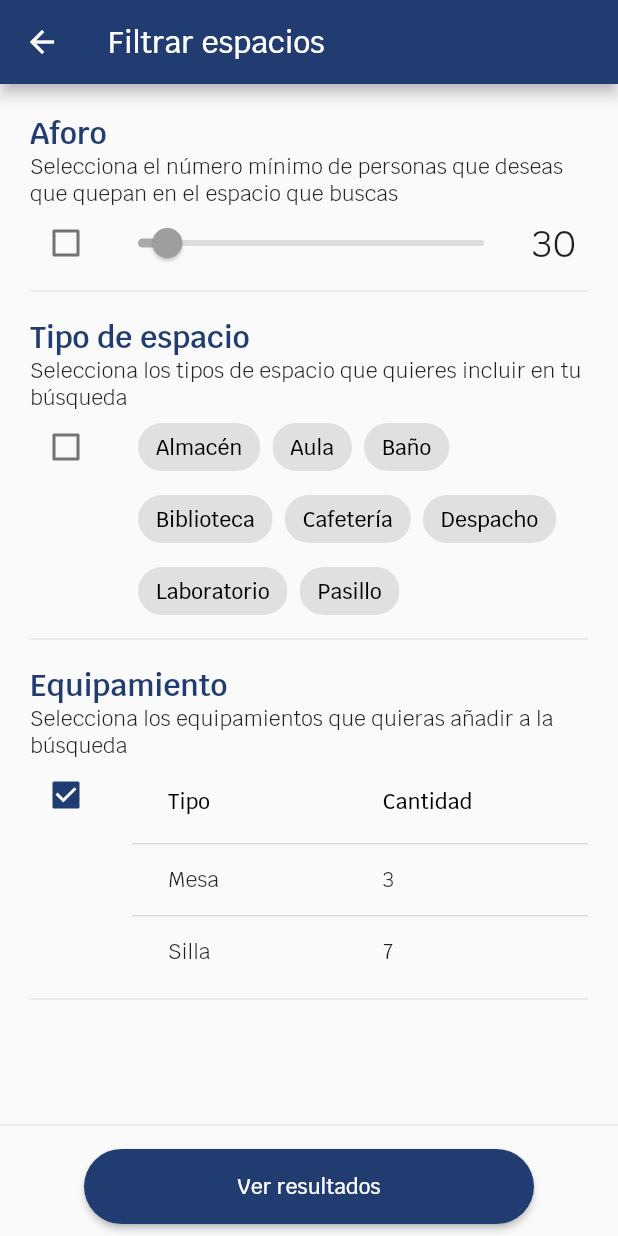
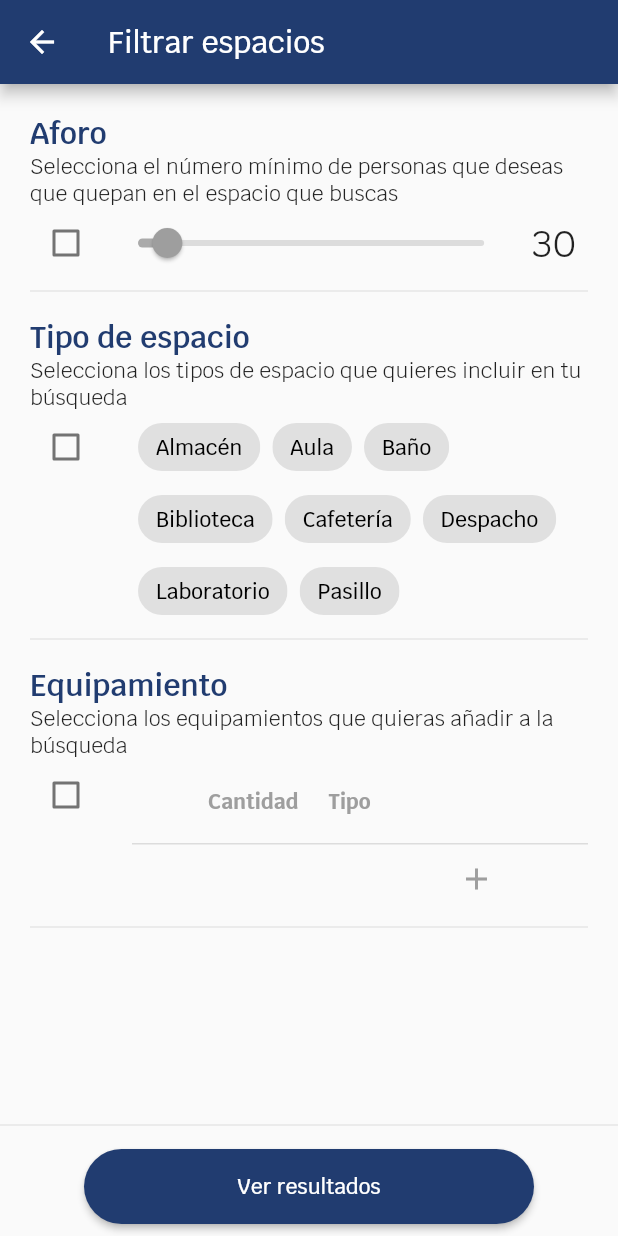
Before and after one commit to UNIZAR-30249-20220-uCampus/frontend, a Flutter app: the FilterScreen screen opened by its route, on a phone screen of 412 x 824 dp. Run offline on Flutter 3.47's test engine with Material 2 defaults, Android fonts, the phone set to English and light mode, and no system bars; drawn by our look-alikes of rounded_loading_button; our stand-ins replace async_redux, flutter_datetime_picker, flutter_map, flutter_speed_dial, get_it, latlong; missing offline and left inert: flutter_picker; generated files the repository leaves out were written again; statements that could not run were skipped.

Commit message:
add: full working equipment filter

```diff
--- a/lib/ui/screens/filter_screen.dart
+++ b/lib/ui/screens/filter_screen.dart
@@ -1,8 +1,8 @@
 import 'package:flutter/material.dart';
 import 'package:rounded_loading_button/rounded_loading_button.dart';
 import 'package:ucampus/core/redux/connectors/filter/capacity_filter.dart';
+import 'package:ucampus/core/redux/connectors/filter/equipment_filter.dart';
 import 'package:ucampus/core/redux/connectors/filter/space_kind_filter.dart';
-import 'package:ucampus/ui/widgets/filter/equipment_filter.dart';
 
 class FilterScreen extends StatelessWidget {
   @override
@@ -21,7 +21,7 @@ class FilterScreen extends StatelessWidget {
                 children: <Widget>[
                   CapacityFilterConnector(),
                   SpaceKindFilterConnector(),
-                  EquipmentFilter(onFilterAdded: null, onFilterRemoved: null, onFilterSelectionSet: null, isEnabled: null, selectedEquipments: null)
+                  EquipmentFilterConnector(),
                 ],
               ),
             ),
--- a/lib/ui/widgets/filter/equipment_filter.dart
+++ b/lib/ui/widgets/filter/equipment_filter.dart
@@ -1,5 +1,8 @@
 import 'package:flutter/material.dart';
+import 'package:flutter_picker/flutter_picker.dart';
+
 import 'package:ucampus/core/models/equipment.dart';
+import 'package:ucampus/ui/shared/enums_strings.dart';
 
 class EquipmentFilter extends StatefulWidget {
   final Function onFilterAdded;
@@ -21,8 +24,15 @@ class EquipmentFilter extends StatefulWidget {
 }
 
 class _EquipmentFilterState extends State<EquipmentFilter> {
+  bool _adderIsActive = false;
+  EquipmentKind _newEquipmentKind = EquipmentKind.CHAIR;
+  int _newEquipmentAmount = 2;
+
   @override
   Widget build(BuildContext context) {
+    Color highlightColor =
+        widget.isEnabled ? Theme.of(context).primaryColor : Colors.grey;
+
     return Row(
       children: <Widget>[
         Expanded(
@@ -42,11 +52,12 @@ class _EquipmentFilterState extends State<EquipmentFilter> {
                 crossAxisAlignment: CrossAxisAlignment.start,
                 children: <Widget>[
                   Checkbox(
-                    value: true,//this.widget.isEnabled,
+                    value: this.widget.isEnabled,
                     onChanged: (value) {
                       if (value) {
                         this.widget.onFilterAdded();
                       } else {
+                        setState(() => _adderIsActive = false);
                         this.widget.onFilterRemoved();
                       }
                     },
@@ -56,20 +67,41 @@ class _EquipmentFilterState extends State<EquipmentFilter> {
                       child: Padding(
                           padding: const EdgeInsets.only(left: 20.0),
                           child: DataTable(
+                            columnSpacing: 20,
                             columns: <DataColumn>[
-                              DataColumn(label: Text('Tipo')),
-                              DataColumn(label: Text('Cantidad'))
+                              DataColumn(
+                                  label: Text(
+                                    'Cantidad',
+                                    style: TextStyle(
+                                        color: highlightColor,
+                                        fontWeight: FontWeight.bold,
+                                        fontSize: 14),
+                                  ),
+                                  numeric: true),
+                              DataColumn(
+                                label: Text(
+                                  'Tipo',
+                                  style: TextStyle(
+                                      color: highlightColor,
+                                      fontWeight: FontWeight.bold,
+                                      fontSize: 14),
+                                ),
+                              ),
+                              DataColumn(label: Container()),
                             ],
-                            rows: <DataRow>[
-                              DataRow(cells: [
-                                DataCell(Text('Mesa')),
-                                DataCell(Text('3'))
-                              ]),
-                              DataRow(cells: [
-                                DataCell(Text('Silla')),
-                                DataCell(Text('7'))
-                              ])
-                            ],
+                            rows: List.generate(
+                                widget.selectedEquipments.length + 1, (index) {
+                              if (index == widget.selectedEquipments.length) {
+                                return _buildEquipmentAdditionRow(
+                                    context, highlightColor);
+                              } else {
+                                return _buildEquipmentRow(
+                                  context,
+                                  widget.selectedEquipments[index],
+                                  highlightColor,
+                                );
+                              }
+                            }),
                           ))),
                 ],
               ),
@@ -81,4 +113,109 @@ class _EquipmentFilterState extends State<EquipmentFilter> {
       ],
     );
   }
+
+  DataRow _buildEquipmentRow(
+      BuildContext context, Equipment equipment, Color highlightColor) {
+    return DataRow(
+      cells: [
+        DataCell(Text('x ' + equipment.amount.toString())),
+        DataCell(Text(EnumsStrings.equipmentKind[equipment.equipmentKind])),
+        DataCell(
+          IconButton(
+              icon: Icon(Icons.delete_forever, color: highlightColor),
+              onPressed: () {
+                if (widget.isEnabled) {
+                  widget.onFilterSelectionSet(
+                      widget.selectedEquipments..remove(equipment));
+                  setState(() {}); //Chapucilla para que refresque
+                }
+              }),
+        ),
+      ],
+    );
+  }
+
+  DataRow _buildEquipmentAdditionRow(
+      BuildContext context, Color highlightColor) {
+    if (_adderIsActive) {
+      return DataRow(
+        selected: true,
+        cells: [
+          DataCell(
+            GestureDetector(
+              onTap: () => _showPickerModal(context),
+              child: Row(
+                mainAxisAlignment: MainAxisAlignment.end,
+                children: <Widget>[
+                  Icon(
+                    Icons.edit,
+                    color: highlightColor,
+                    size: 17,
+                  ),
+                  Text(
+                    ' x ' + _newEquipmentAmount.toString(),
+                    style: TextStyle(fontSize: 15),
+                  ),
+                ],
+              ),
+            ),
+          ),
+          DataCell(
+            Padding(
+              padding: const EdgeInsets.all(8.0),
+              child: DropdownButton<EquipmentKind>(
+                items: EquipmentKind.values.map((EquipmentKind value) {
+                  return DropdownMenuItem<EquipmentKind>(
+                    value: value,
+                    child: Text(EnumsStrings.equipmentKind[value]),
+                  );
+                }).toList(),
+                onChanged: (kind) => setState(() => _newEquipmentKind = kind),
+                value: _newEquipmentKind,
+              ),
+            ),
+          ),
+          DataCell(IconButton(
+              icon: Icon(Icons.check, color: highlightColor),
+              onPressed: () {
+                widget.onFilterSelectionSet(widget.selectedEquipments
+                  ..add(Equipment(
+                    amount: _newEquipmentAmount,
+                    equipmentKind: _newEquipmentKind,
+                  )));
+                setState(() => _adderIsActive = false);
+              })),
+        ],
+      );
+    } else {
+      return DataRow(
+        cells: [
+          DataCell(Text('')),
+          DataCell(Text('')),
+          DataCell(IconButton(
+              icon: Icon(Icons.add, color: highlightColor),
+              onPressed: () {
+                if (widget.isEnabled) {
+                  setState(() => _adderIsActive = true);
+                }
+              })),
+        ],
+      );
+    }
+  }
+
+  void _showPickerModal(BuildContext context) {
+    Picker(
+      selecteds: [_newEquipmentAmount],
+      cancelText: '',
+      textScaleFactor: 1.1,
+      confirmText: 'Confirmar',
+      adapter: PickerDataAdapter<int>(
+        pickerdata: List.generate(39, (index) => index + 1),
+      ),
+      changeToFirst: true,
+      onConfirm: (_, List value) =>
+          setState(() => _newEquipmentAmount = value.first + 1),
+    ).showModal(context);
+  }
 }
--- a/pubspec.yaml
+++ b/pubspec.yaml
@@ -18,6 +18,7 @@ dependencies:
   flutter_datetime_picker:
     git:
       url: https://github.com/derohimat/flutter_datetime_picker.git
+  flutter_picker: ^1.1.3
 
   cupertino_icons: ^0.1.2
   flutter_map:
```
Also changed, not shown: lib/core/redux/actions/filter_actions.dart (+16 -1 lines), lib/core/redux/connectors/filter/equipment_filter.dart (added, +57 -0 lines), lib/core/redux/connectors/filter/space_kind_filter.dart (+0 -12 lines), pubspec.lock.
